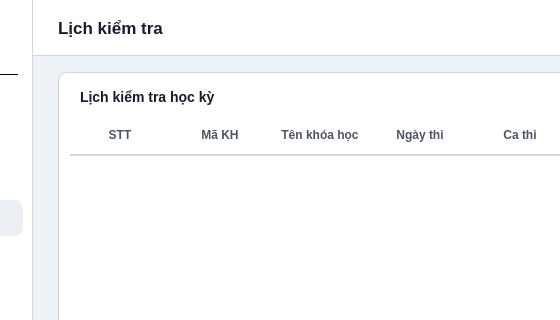
Before: the Qt Designer form frontend/ui/exam_schedule.ui in abcxyzawe/BaiTapLonPy, drawn with Qt 5; both pictures show x 197 to 757 and y 0 to 320 of the 1100 by 700 pixel window.
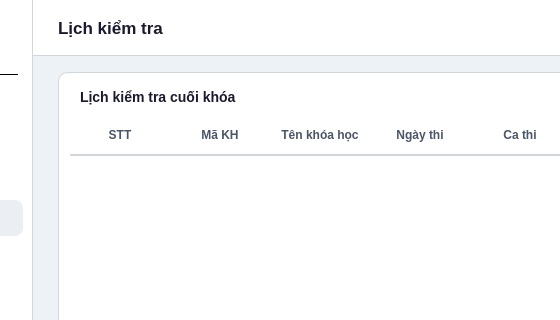
After: the same form once the commit is applied.

What changed in the file:
```diff
--- a/frontend/ui/exam_schedule.ui
+++ b/frontend/ui/exam_schedule.ui
@@ -74,7 +74,7 @@
     <property name="styleSheet"><string notr="true">QFrame#examFrame { background: white; border: 1px solid #d2d6dc; border-radius: 10px; }</string></property>
     <property name="frameShape"><enum>QFrame::NoFrame</enum></property>
 
-    <widget class="QLabel" name="lblExamTitle"><property name="geometry"><rect><x>22</x><y>14</y><width>400</width><height>22</height></rect></property><property name="styleSheet"><string notr="true">color: #1a1a2e; font-size: 14px; font-weight: bold; background: transparent;</string></property><property name="text"><string>Lịch kiểm tra học kỳ</string></property></widget>
+    <widget class="QLabel" name="lblExamTitle"><property name="geometry"><rect><x>22</x><y>14</y><width>400</width><height>22</height></rect></property><property name="styleSheet"><string notr="true">color: #1a1a2e; font-size: 14px; font-weight: bold; background: transparent;</string></property><property name="text"><string>Lịch kiểm tra cuối khóa</string></property></widget>
 
     <widget class="QTableWidget" name="tblExam">
      <property name="geometry"><rect><x>12</x><y>44</y><width>796</width><height>540</height></rect></property>
```
